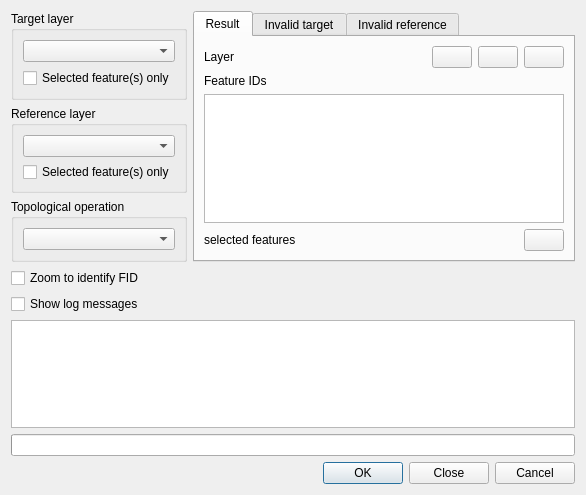
Before: the Qt Designer form qgis/src/plugins/spatialquery/qgsspatialquerydialogbase.ui in sourcepole/qgis, drawn with Qt 5.
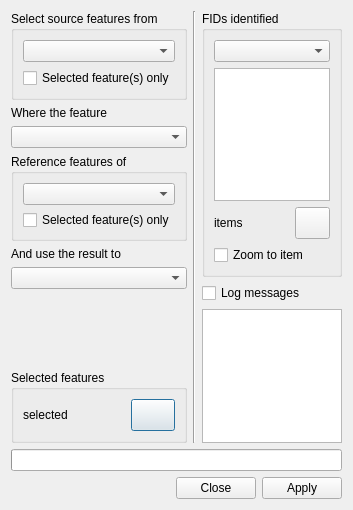
After: the same form once the commit is applied. Icons and pictures are not drawn.

Commit message: Applied latest spatialquery_X_full.zip patch from Luiz Motta from #2634. This adds a number of improvements in functionality and usability to the spatial query tool. Muito Obrigado Luiz.

The edit to the form file:
```diff
--- a/qgis/src/plugins/spatialquery/qgsspatialquerydialogbase.ui
+++ b/qgis/src/plugins/spatialquery/qgsspatialquerydialogbase.ui
@@ -9,8 +9,8 @@
    <rect>
     <x>0</x>
     <y>0</y>
-    <width>586</width>
-    <height>495</height>
+    <width>353</width>
+    <height>510</height>
    </rect>
   </property>
   <property name="minimumSize">
@@ -34,26 +34,20 @@
   <property name="locale">
    <locale language="English" country="UnitedKingdom"/>
   </property>
-  <layout class="QVBoxLayout" name="verticalLayout_6">
+  <layout class="QVBoxLayout" name="verticalLayout_2">
    <item>
-    <layout class="QHBoxLayout" name="lytOperatorResultInvalid">
-     <property name="sizeConstraint">
-      <enum>QLayout::SetMinimumSize</enum>
-     </property>
+    <layout class="QHBoxLayout" name="lyOperatorResult">
      <item>
       <layout class="QVBoxLayout" name="lytOperator">
        <item>
-        <widget class="QGroupBox" name="grpTargetGroupBox">
+        <widget class="QGroupBox" name="gbTarget">
          <property name="toolTip">
           <string>Layer on which the topological operation will select geometries</string>
          </property>
          <property name="title">
-          <string>Target layer</string>
+          <string>Select source features from</string>
          </property>
-         <layout class="QVBoxLayout" name="verticalLayout_3">
-          <property name="sizeConstraint">
-           <enum>QLayout::SetMinimumSize</enum>
-          </property>
+         <layout class="QVBoxLayout" name="verticalLayout_5">
           <item>
            <widget class="QComboBox" name="cbTargetLayer">
             <property name="maximumSize">
@@ -87,12 +81,32 @@
         </widget>
        </item>
        <item>
-        <widget class="QGroupBox" name="grpReferenceGroupBox">
+        <widget class="QLabel" name="lbOperation">
+         <property name="text">
+          <string>Where the feature</string>
+         </property>
+        </widget>
+       </item>
+       <item>
+        <widget class="QComboBox" name="cbOperation">
+         <property name="maximumSize">
+          <size>
+           <width>16777215</width>
+           <height>16777215</height>
+          </size>
+         </property>
+         <property name="toolTip">
+          <string>Select the topological operation</string>
+         </property>
+        </widget>
+       </item>
+       <item>
+        <widget class="QGroupBox" name="gbReference">
          <property name="toolTip">
           <string>Layer whose geometries will be used as reference by the topological operation</string>
          </property>
          <property name="title">
-          <string>Reference layer</string>
+          <string>Reference features of </string>
          </property>
          <layout class="QVBoxLayout" name="verticalLayout_4">
           <property name="sizeConstraint">
@@ -135,158 +149,42 @@
         </widget>
        </item>
        <item>
-        <widget class="QGroupBox" name="grpOperationGroupBox">
-         <property name="toolTip">
-          <string>Topological operations between layers of target and reference</string>
+        <widget class="QLabel" name="lbResultFor">
+         <property name="text">
+          <string>And use the result to</string>
          </property>
-         <property name="title">
-          <string>Topological operation</string>
-         </property>
-         <layout class="QVBoxLayout" name="verticalLayout_5">
-          <property name="sizeConstraint">
-           <enum>QLayout::SetMinimumSize</enum>
-          </property>
-          <item>
-           <widget class="QComboBox" name="cbOperantion">
-            <property name="maximumSize">
-             <size>
-              <width>16777215</width>
-              <height>16777215</height>
-             </size>
-            </property>
-            <property name="toolTip">
-             <string>Select the topological operation</string>
-            </property>
-           </widget>
-          </item>
-         </layout>
-        </widget>
+        </widget>
+       </item>
+       <item>
+        <widget class="QComboBox" name="cbResultFor"/>
        </item>
-      </layout>
-     </item>
      <item>
-      <layout class="QVBoxLayout" name="lytResultInvalid">
-       <item>
-        <widget class="QTabWidget" name="twResultInvalid">
-         <property name="tabPosition">
-          <enum>QTabWidget::North</enum>
-         </property>
-         <property name="currentIndex">
-          <number>0</number>
-         </property>
-         <widget class="QWidget" name="tabResult">
-          <attribute name="title">
-           <string>Result</string>
-          </attribute>
-          <layout class="QVBoxLayout" name="verticalLayout_7">
-           <item>
-            <layout class="QHBoxLayout" name="lytTargetResult">
-             <item>
-              <widget class="QLabel" name="lbResultTarget">
+        <spacer name="spResult">
                <property name="minimumSize">
                 <size>
-                 <width>18</width>
-                 <height>20</height>
-                </size>
-               </property>
-               <property name="maximumSize">
-                <size>
-                 <width>16777215</width>
-                 <height>30</height>
-                </size>
-               </property>
-               <property name="toolTip">
-                <string>Target layer</string>
-               </property>
-               <property name="text">
-                <string>Layer</string>
-               </property>
-              </widget>
-             </item>
-             <item>
-              <spacer name="horizontalSpacer">
+           <width>146</width>
+           <height>40</height>
+          </size>
+         </property>
                <property name="orientation">
-                <enum>Qt::Horizontal</enum>
+          <enum>Qt::Vertical</enum>
                </property>
                <property name="sizeHint" stdset="0">
                 <size>
-                 <width>40</width>
-                 <height>20</height>
+           <width>20</width>
+           <height>40</height>
                 </size>
                </property>
               </spacer>
              </item>
              <item>
-              <widget class="QPushButton" name="pbSelectResultTarget">
-               <property name="toolTip">
-                <string>New selection with list of FIDs</string>
-               </property>
-               <property name="text">
-                <string/>
-               </property>
-               <property name="icon">
-                <iconset resource="qgsspatialquerydialogbase.qrc">
-                 <normaloff>:/icons/select.png</normaloff>:/icons/select.png</iconset>
-               </property>
-              </widget>
-             </item>
+        <widget class="QGroupBox" name="gbSelected">
+         <property name="title">
+          <string>Selected features</string>
+         </property>
+         <layout class="QHBoxLayout" name="horizontalLayout">
              <item>
-              <widget class="QPushButton" name="pbSelectResultTargetAdd">
-               <property name="toolTip">
-                <string>Add selection with list of FIDs</string>
-               </property>
-               <property name="text">
-                <string/>
-               </property>
-               <property name="icon">
-                <iconset resource="qgsspatialquerydialogbase.qrc">
-                 <normaloff>:/icons/selectadd.png</normaloff>:/icons/selectadd.png</iconset>
-               </property>
-              </widget>
-             </item>
-             <item>
-              <widget class="QPushButton" name="pbSelectResultTargetRemove">
-               <property name="toolTip">
-                <string>Remove selection with list of FIDs</string>
-               </property>
-               <property name="text">
-                <string/>
-               </property>
-               <property name="icon">
-                <iconset resource="qgsspatialquerydialogbase.qrc">
-                 <normaloff>:/icons/selectremove.png</normaloff>:/icons/selectremove.png</iconset>
-               </property>
-              </widget>
-             </item>
-            </layout>
-           </item>
-           <item>
-            <widget class="QLabel" name="lbFIDresultTarget">
-             <property name="toolTip">
-              <string>List of FIDs from result of query</string>
-             </property>
-             <property name="text">
-              <string>Feature IDs</string>
-             </property>
-            </widget>
-           </item>
-           <item>
-            <widget class="QListWidget" name="lwResultFeatureTarget">
-             <property name="maximumSize">
-              <size>
-               <width>16777215</width>
-               <height>16777215</height>
-              </size>
-             </property>
-             <property name="toolTip">
-              <string>Select one FID to identify geometry of feature</string>
-             </property>
-            </widget>
-           </item>
-           <item>
-            <layout class="QHBoxLayout" name="lytSelected">
-             <item>
-              <widget class="QLabel" name="lbSelected">
+           <widget class="QLabel" name="lbStatusSelected">
                <property name="toolTip">
                 <string>Number of selected features in map</string>
                </property>
@@ -294,185 +192,165 @@
                 <locale language="English" country="UnitedStates"/>
                </property>
                <property name="text">
-                <string notr="true">selected features</string>
+             <string notr="true">selected</string>
                </property>
               </widget>
              </item>
              <item>
-              <spacer name="horizontalSpacer_4">
-               <property name="orientation">
-                <enum>Qt::Horizontal</enum>
-               </property>
-               <property name="sizeHint" stdset="0">
+           <widget class="QPushButton" name="pbCreateLayerSelected">
+            <property name="minimumSize">
+             <size>
+              <width>44</width>
+              <height>32</height>
+             </size>
+            </property>
+            <property name="maximumSize">
                 <size>
-                 <width>40</width>
-                 <height>20</height>
-                </size>
-               </property>
-              </spacer>
-             </item>
-             <item>
-              <widget class="QPushButton" name="pbSelectedSubsetLayer">
+              <width>44</width>
+              <height>32</height>
+             </size>
+            </property>
                <property name="toolTip">
-                <string>Set  subset in layer with list of FIDs</string>
+             <string>Create layer with selected</string>
                </property>
                <property name="text">
                 <string/>
                </property>
                <property name="icon">
                 <iconset resource="qgsspatialquerydialogbase.qrc">
-                 <normaloff>:/icons/selectesubsetlayer.png</normaloff>:/icons/selectesubsetlayer.png</iconset>
+              <normaloff>:/icons/selectcreatelayer.png</normaloff>:/icons/selectcreatelayer.png</iconset>
                </property>
               </widget>
              </item>
             </layout>
-           </item>
-          </layout>
-         </widget>
-         <widget class="QWidget" name="tab">
-          <attribute name="title">
-           <string>Invalid target</string>
-          </attribute>
+        </widget>
+       </item>
+      </layout>
+     </item>
+     <item>
+      <widget class="Line" name="leSpace">
+       <property name="orientation">
+        <enum>Qt::Vertical</enum>
+       </property>
+      </widget>
+     </item>
+     <item>
+      <layout class="QVBoxLayout" name="lyResult">
+       <item>
+        <widget class="QGroupBox" name="gbResultQuery">
+         <property name="title">
+          <string>FIDs identified</string>
+         </property>
           <layout class="QVBoxLayout" name="verticalLayout">
+          <property name="sizeConstraint">
+           <enum>QLayout::SetDefaultConstraint</enum>
+          </property>
            <item>
-            <layout class="QHBoxLayout" name="lytTargetInvalid">
-             <item>
-              <widget class="QLabel" name="lbInvalidTarget">
-               <property name="toolTip">
-                <string>Target layer</string>
-               </property>
-               <property name="text">
-                <string>Layer</string>
-               </property>
+           <widget class="QComboBox" name="cbTypeItems">
+            <property name="sizePolicy">
+             <sizepolicy hsizetype="Expanding" vsizetype="Fixed">
+              <horstretch>0</horstretch>
+              <verstretch>0</verstretch>
+             </sizepolicy>
+            </property>
               </widget>
              </item>
              <item>
-              <spacer name="horizontalSpacer_2">
-               <property name="orientation">
-                <enum>Qt::Horizontal</enum>
-               </property>
-               <property name="sizeHint" stdset="0">
+           <widget class="QListWidget" name="lwFeatures">
+            <property name="sizePolicy">
+             <sizepolicy hsizetype="Expanding" vsizetype="Expanding">
+              <horstretch>0</horstretch>
+              <verstretch>0</verstretch>
+             </sizepolicy>
+            </property>
+            <property name="maximumSize">
                 <size>
-                 <width>40</width>
-                 <height>20</height>
-                </size>
-               </property>
-              </spacer>
-             </item>
-             <item>
-              <widget class="QPushButton" name="pbSelectInvalidTarget">
+              <width>16777215</width>
+              <height>16777215</height>
+             </size>
+            </property>
                <property name="toolTip">
-                <string>New selection with list of FIDs</string>
-               </property>
-               <property name="text">
-                <string/>
-               </property>
-               <property name="icon">
-                <iconset resource="qgsspatialquerydialogbase.qrc">
-                 <normaloff>:/icons/select.png</normaloff>:/icons/select.png</iconset>
-               </property>
-              </widget>
-             </item>
-            </layout>
-           </item>
+             <string>Select one FID to identify geometry of feature</string>
+            </property>
+            <property name="resizeMode">
+             <enum>QListView::Fixed</enum>
+            </property>
+           </widget>
+          </item>
            <item>
-            <widget class="QLabel" name="lbFIDinvalidTarget">
-             <property name="text">
-              <string>Feature IDs</string>
-             </property>
-            </widget>
-           </item>
+           <layout class="QHBoxLayout" name="lytItems">
            <item>
-            <widget class="QListWidget" name="lwInvalidFeatureTarget">
+             <widget class="QLabel" name="lbStatusItems">
              <property name="toolTip">
-              <string>Select item to identify geometry of feature</string>
-             </property>
-            </widget>
-           </item>
-          </layout>
-         </widget>
-         <widget class="QWidget" name="tab_2">
-          <attribute name="title">
-           <string>Invalid reference</string>
-          </attribute>
-          <layout class="QVBoxLayout" name="verticalLayout_2">
-           <item>
-            <layout class="QHBoxLayout" name="lytReferenceInvalid">
-             <item>
-              <widget class="QLabel" name="lbInvalidReference">
-               <property name="toolTip">
-                <string>Reference layer</string>
+               <string>Number of selected features in map</string>
+              </property>
+              <property name="locale">
+               <locale language="English" country="UnitedStates"/>
                </property>
                <property name="text">
-                <string>Layer</string>
+               <string notr="true">items</string>
                </property>
               </widget>
              </item>
              <item>
-              <spacer name="horizontalSpacer_3">
-               <property name="orientation">
-                <enum>Qt::Horizontal</enum>
-               </property>
-               <property name="sizeHint" stdset="0">
+             <widget class="QPushButton" name="pbCreateLayerItems">
+              <property name="minimumSize">
+               <size>
+                <width>35</width>
+                <height>32</height>
+               </size>
+              </property>
+              <property name="maximumSize">
                 <size>
-                 <width>40</width>
-                 <height>20</height>
-                </size>
-               </property>
-              </spacer>
-             </item>
-             <item>
-              <widget class="QPushButton" name="pbSelectInvalidReference">
+                <width>35</width>
+                <height>32</height>
+               </size>
+              </property>
                <property name="toolTip">
-                <string>New selection with list of FIDs</string>
+               <string>Create layer with list of items</string>
                </property>
                <property name="text">
                 <string/>
                </property>
                <property name="icon">
                 <iconset resource="qgsspatialquerydialogbase.qrc">
-                 <normaloff>:/icons/select.png</normaloff>:/icons/select.png</iconset>
-               </property>
-              </widget>
-             </item>
-            </layout>
-           </item>
-           <item>
-            <widget class="QLabel" name="lbFIDinvalidReference">
-             <property name="text">
-              <string>Feature IDs</string>
-             </property>
-            </widget>
-           </item>
-           <item>
-            <widget class="QListWidget" name="lwInvalidFeatureReference">
-             <property name="toolTip">
-              <string>Select item to identify geometry of feature</string>
-             </property>
-            </widget>
-           </item>
-          </layout>
-         </widget>
-        </widget>
-       </item>
-      </layout>
+                <normaloff>:/icons/itemscreatelayer.png</normaloff>:/icons/itemscreatelayer.png</iconset>
+              </property>
+             </widget>
      </item>
     </layout>
    </item>
    <item>
     <widget class="QCheckBox" name="ckbZoomItem">
+            <property name="sizePolicy">
+             <sizepolicy hsizetype="Preferred" vsizetype="Fixed">
+              <horstretch>0</horstretch>
+              <verstretch>0</verstretch>
+             </sizepolicy>
+            </property>
      <property name="text">
-      <string>Zoom to identify FID</string>
+             <string>Zoom to item</string>
      </property>
     </widget>
    </item>
+         </layout>
+        </widget>
+       </item>
+       <item>
+        <layout class="QVBoxLayout" name="lyLogMessage">
    <item>
     <widget class="QCheckBox" name="ckbLogProcessing">
+           <property name="sizePolicy">
+            <sizepolicy hsizetype="Expanding" vsizetype="Fixed">
+             <horstretch>0</horstretch>
+             <verstretch>0</verstretch>
+            </sizepolicy>
+           </property>
      <property name="toolTip">
       <string>Check to show log processing of query</string>
      </property>
      <property name="text">
-      <string>Show log messages</string>
+            <string>Log messages</string>
      </property>
     </widget>
    </item>
@@ -486,13 +364,20 @@
      </property>
     </widget>
    </item>
-   <item>
-    <layout class="QVBoxLayout" name="lytProgressBarButtonsMain">
-     <property name="sizeConstraint">
-      <enum>QLayout::SetMinimumSize</enum>
-     </property>
+        </layout>
+       </item>
+      </layout>
+     </item>
+    </layout>
+   </item>
      <item>
       <widget class="QProgressBar" name="pgbStatus">
+     <property name="maximumSize">
+      <size>
+       <width>16777215</width>
+       <height>25</height>
+      </size>
+     </property>
        <property name="value">
         <number>0</number>
        </property>
@@ -519,11 +404,9 @@
         <string>Run query or close the window</string>
        </property>
        <property name="standardButtons">
-        <set>QDialogButtonBox::Cancel|QDialogButtonBox::Close|QDialogButtonBox::Ok</set>
-       </property>
-      </widget>
-     </item>
-    </layout>
+      <set>QDialogButtonBox::Apply|QDialogButtonBox::Close</set>
+     </property>
+    </widget>
    </item>
   </layout>
  </widget>
```
Left out of the diff: 1 changed line with no effect on the pictures. Lines whose indentation alone changed are shown as unchanged. The commit also changes 20 other files.
